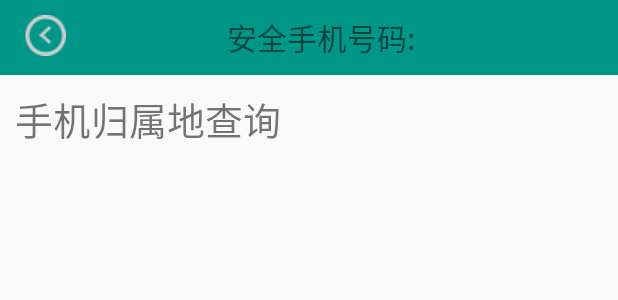
After one commit to hedan806/MobileSafe, an Android app: the layout atools_main.xml on its own in the app's theme, with its tools: preview values and no code run, on a phone screen of 412 x 824 dp. The commit adds this screen. Shown: the top 300 px of the screen. Run offline under Robolectric (Android 15) with nearby library versions, the phone set to English and light mode, and no system bars; network calls fail.

Commit message:
号码归属地查询

```diff
--- a/app/src/main/AndroidManifest.xml
+++ b/app/src/main/AndroidManifest.xml
@@ -47,6 +47,7 @@
             android:name=".ui.WXActivity"
             android:label="@string/wx_label"
             android:logo="@drawable/logo_wx" />
+        <activity android:name=".ui.AtoolsActivity"></activity>
 
 
         <receiver android:name=".receiver.CallPhoneReceiver">
--- a/app/src/main/java/com/hedan/mobilesafe/db/CoolWeatherOpenHelper.java
+++ b/app/src/main/java/com/hedan/mobilesafe/db/CoolWeatherOpenHelper.java
@@ -8,8 +8,6 @@ import android.database.sqlite.SQLiteOpenHelper;
  * Created by Administrator on 2015/10/27.
  */
 public class CoolWeatherOpenHelper extends SQLiteOpenHelper {
-
-
 
     public CoolWeatherOpenHelper(Context context, String name, SQLiteDatabase.CursorFactory factory, int version) {
         super(context, name, factory, version);
--- a/app/src/main/java/com/hedan/mobilesafe/ui/MainActivity.java
+++ b/app/src/main/java/com/hedan/mobilesafe/ui/MainActivity.java
@@ -92,6 +92,11 @@ public class MainActivity extends Activity{
                     Intent intent = new Intent(MainActivity.this,LostProtecteActivity.class);
                     startActivity(intent);
                     break;
+                case 7 :
+                    LogUtil.i(TAG,"进入高级工具");
+                    Intent aToolsIntent = new Intent(MainActivity.this,AtoolsActivity.class);
+                    startActivity(aToolsIntent);
+                    break;
                 case 9 ://聊天界面测试
                     Intent chatIntent = new Intent(MainActivity.this,ChatActivity.class);
                     startActivity(chatIntent);
--- /dev/null
+++ b/app/src/main/res/anim/cycle_7.xml
@@ -0,0 +1,6 @@
+<?xml version="1.0" encoding="utf-8"?>
+<cycleInterpolator xmlns:android="http://schemas.android.com/apk/res/android"
+    android:cycles="7"
+    >
+
+</cycleInterpolator>
--- /dev/null
+++ b/app/src/main/res/layout/atools_main.xml
@@ -0,0 +1,19 @@
+<?xml version="1.0" encoding="utf-8"?>
+<LinearLayout xmlns:android="http://schemas.android.com/apk/res/android"
+    android:layout_width="match_parent"
+    android:layout_height="match_parent"
+    android:orientation="vertical">
+
+    <include layout="@layout/base_toolbar"
+        ></include>
+
+
+    <TextView
+        android:id="@+id/tv_query_number"
+        android:layout_margin="10dp"
+        android:textSize="25sp"
+        android:text="@string/tv_query_number"
+        android:layout_width="match_parent"
+        android:layout_height="wrap_content" />
+
+</LinearLayout>
--- a/app/src/main/res/layout/base_toolbar.xml
+++ b/app/src/main/res/layout/base_toolbar.xml
@@ -1,5 +1,7 @@
 <?xml version="1.0" encoding="utf-8"?>
-<android.support.v7.widget.Toolbar xmlns:android="http://schemas.android.com/apk/res/android"
+
+<android.support.v7.widget.Toolbar
+    xmlns:android="http://schemas.android.com/apk/res/android"
     xmlns:app="http://schemas.android.com/apk/res-auto"
     android:id="@+id/toolbar"
     android:layout_width="match_parent"
@@ -9,4 +11,28 @@
     app:popupTheme="@style/ThemeOverlay.AppCompat.Light"
     android:background="?attr/colorPrimary">
 
+    <FrameLayout
+        android:layout_width="match_parent"
+        android:layout_height="wrap_content">
+        <ImageView
+            android:id="@+id/toolbar_up"
+            android:src="@drawable/return_icon"
+            android:layout_alignParentLeft="true"
+            android:layout_width="wrap_content"
+            android:layout_height="wrap_content" />
+        <RelativeLayout
+            android:layout_width="match_parent"
+            android:layout_height="wrap_content">
+
+            <TextView
+                android:id="@+id/toolbar_title"
+                android:textSize="20sp"
+                android:text="@string/safe_name"
+                android:gravity="center_vertical|center_horizontal"
+                android:layout_centerInParent="true"
+                android:layout_width="wrap_content"
+                android:layout_height="wrap_content" />
+        </RelativeLayout>
+    </FrameLayout>
+
 </android.support.v7.widget.Toolbar>
--- a/app/src/main/res/values/dimens.xml
+++ b/app/src/main/res/values/dimens.xml
@@ -2,4 +2,5 @@
     <!-- Default screen margins, per the Android Design guidelines. -->
     <dimen name="activity_horizontal_margin">16dp</dimen>
     <dimen name="activity_vertical_margin">16dp</dimen>
+    <dimen name="ll_margin">10dp</dimen>
 </resources>
--- a/app/src/main/res/values/strings.xml
+++ b/app/src/main/res/values/strings.xml
@@ -45,4 +45,8 @@
     <string name="wx_label">微信</string>
     <string name="wx_menu_search">搜索</string>
     <string name="tv_update">软件管理</string>
+    <string name="tv_query_number">手机归属地查询</string>
+    <string name="et_query_number">请输入查询的手机号</string>
+    <string name="bt_query">查询</string>
+    <string name="addressdburl">http://192.168.1.44:8080/address.db</string>
 </resources>
```
Also changed, not shown: app/build.gradle (+7 -5 lines), app/src/main/java/com/hedan/mobilesafe/db/dao/AddressDao.java (added, +21 -0 lines), app/src/main/java/com/hedan/mobilesafe/engine/DownLoadFileService.java (+13 -2 lines), app/src/main/java/com/hedan/mobilesafe/engine/NumberAddressService.java (added, +19 -0 lines), app/src/main/java/com/hedan/mobilesafe/ui/AtoolsActivity.java (added, +107 -0 lines), app/src/main/java/com/hedan/mobilesafe/ui/QueryNumberActivity.java (added, +61 -0 lines), app/src/main/res/anim/shake.xml (added, +11 -0 lines), app/src/main/res/layout/atools_query_number.xml (added, +22 -0 lines), 1 other file.
